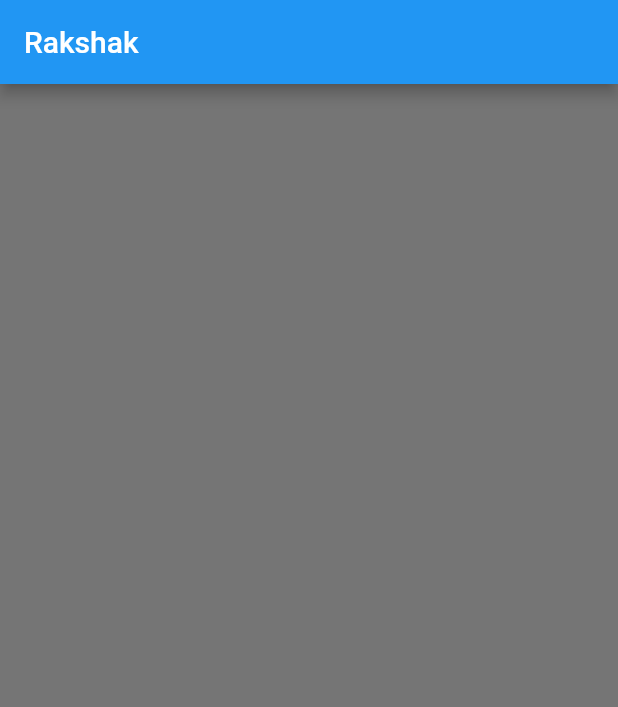
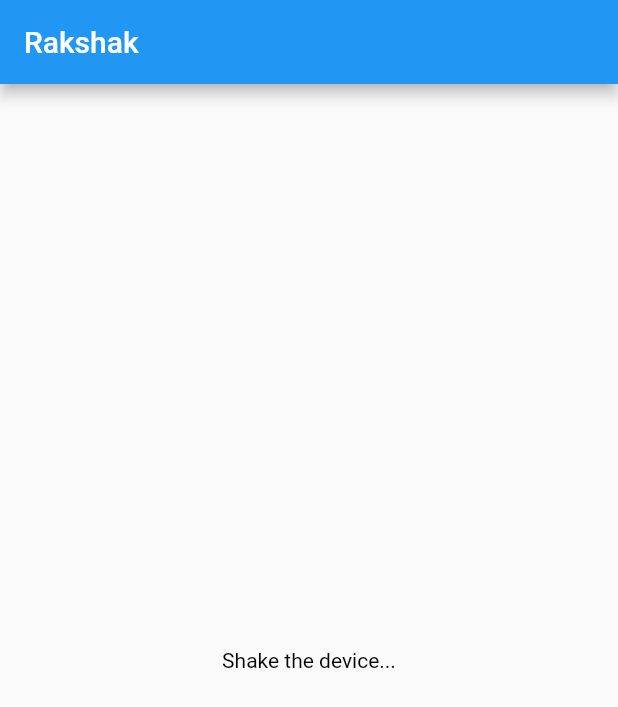
Before and after one commit to flutterdevin/rakshak, a Flutter app: the screen it shows after launch, on a phone screen of 412 x 824 dp. Shown: the top 707 px of the screen. Run offline on Flutter 3.47's test engine with Material 2 defaults, Android fonts, the phone set to English and light mode, and no system bars; missing offline and left inert: shake.

Commit message:
Add shaking detector

```diff
--- a/lib/main.dart
+++ b/lib/main.dart
@@ -1,4 +1,5 @@
 import 'package:flutter/material.dart';
+import 'package:rakshak/shake_detector_screen.dart';
 
 void main() {
   runApp(MyApp());
@@ -19,7 +20,7 @@ class MyApp extends StatelessWidget {
         ),
         backgroundColor: Colors.black54,
         body: SafeArea(
-          child: Container(),
+          child: ShakeDetectorScreen(),
         ),
       ),
     );
--- /dev/null
+++ b/lib/shake_detector_screen.dart
@@ -0,0 +1,38 @@
+import 'package:flutter/material.dart';
+import 'package:shake/shake.dart';
+
+class ShakeDetectorScreen extends StatelessWidget {
+  void showReportDialog(BuildContext context) {
+    showDialog(
+      context: context,
+      builder: (BuildContext context) {
+        return AlertDialog(title: Text("Do you want to report a problem?"), actions: [
+          RaisedButton(
+            child: Text("Report"),
+            onPressed: () {
+              Navigator.of(context).pop();
+            },
+          )
+        ]);
+      },
+    );
+  }
+
+  @override
+  Widget build(BuildContext context) {
+    ShakeDetector.autoStart(
+        shakeSlopTimeMS: 1000,
+        onPhoneShake: () {
+          showReportDialog(context);
+        });
+
+    return Scaffold(
+      body: Center(
+        child: Text(
+          "Shake the device...",
+          style: TextStyle(color: Colors.black),
+        ),
+      ),
+    );
+  }
+}
--- a/pubspec.yaml
+++ b/pubspec.yaml
@@ -23,6 +23,8 @@ environment:
 dependencies:
   flutter:
     sdk: flutter
+
+  shake: ^0.1.0
 
 
   # The following adds the Cupertino Icons font to your application.
```
Also changed, not shown: pubspec.lock.
